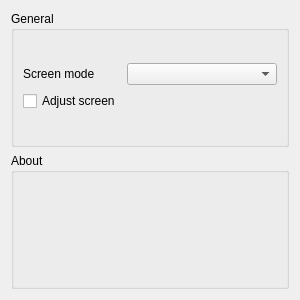
Old version of the form renderer/r_settings.ui in the repository FrankMamuda/yplatform2.
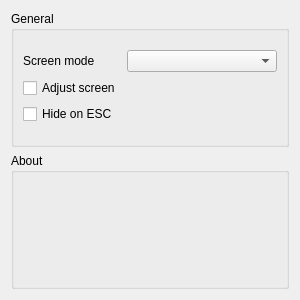
New version of the form.

```diff
--- a/renderer/r_settings.ui
+++ b/renderer/r_settings.ui
@@ -39,6 +39,13 @@
           </property>
          </widget>
         </item>
+        <item row="2" column="0">
+         <widget class="QCheckBox" name="hideOnESC">
+          <property name="text">
+           <string>Hide on ESC</string>
+          </property>
+         </widget>
+        </item>
        </layout>
       </item>
      </layout>
```
